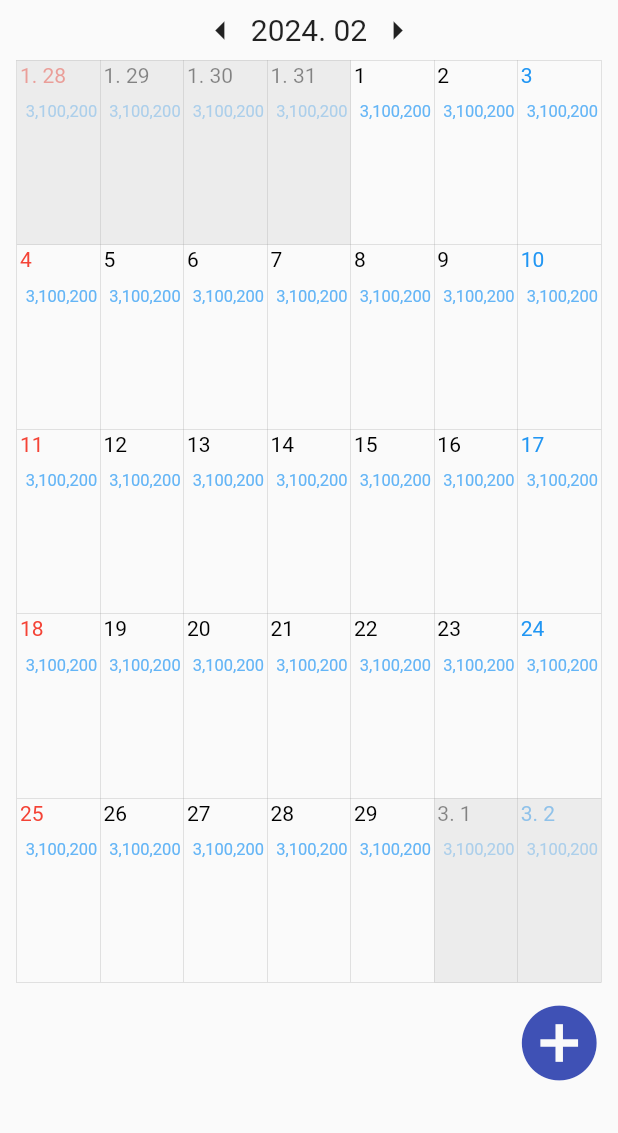
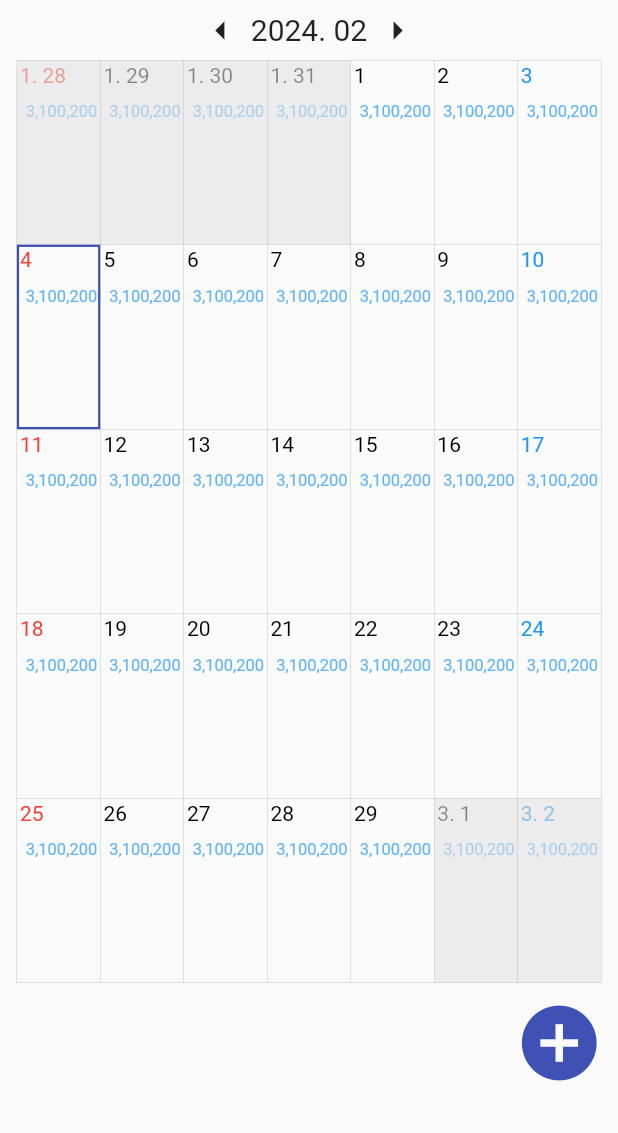
Before and after one commit to kanggo1111/hair_designer_sales_manage, a Flutter app: the screen it shows after launch, on a phone screen of 412 x 824 dp, the part 103-1236 px from its top. Run offline on Flutter 3.47's test engine with Material 3 defaults, Android fonts, the phone set to English and light mode, and no system bars; our stand-ins replace currency_text_input_formatter; missing offline and left inert: back_button_interceptor.

Commit message:
add gesture detector for one cell of calendar
Details:
add gesture detector for one cell of calendar

TODO:
develope to show list of the day
.

```diff
--- a/lib/my_widget/my_calendar/my_calendar.dart
+++ b/lib/my_widget/my_calendar/my_calendar.dart
@@ -139,7 +139,8 @@ class _MyCalendarState extends State<MyCalendar> {
                           padding: EdgeInsets.all(10),
                           onPressed: () {
                             // widget._navigatorKey.currentState?.pushNamed('/B');
-                            Navigator.of(context).push(MaterialPageRoute(builder: (context) => ItemOneDay(now)));
+                            Navigator.of(context).push(MaterialPageRoute(
+                                builder: (context) => ItemOneDay(now)));
                             //showMainItemAlert(context, DateTime.now());
                           },
                           icon: Icon(
@@ -235,9 +236,16 @@ class CalendarCell extends StatefulWidget {
 class _CalendarCellState extends State<CalendarCell> {
   @override
   Widget build(BuildContext context) {
-    return Stack(
-        children: getCellContent(
-            widget.dayOfCell, widget.now.year, widget.now.month, widget.color));
+    return GestureDetector(
+      onTap: () {
+        Navigator.of(context).push(MaterialPageRoute(
+            builder: (context) => ItemOneDay(DateTime(
+                widget.now.year, widget.now.month, widget.dayOfCell))));
+      },
+      child: Stack(
+          children: getCellContent(widget.dayOfCell, widget.now.year,
+              widget.now.month, widget.color)),
+    );
   }
 }
 
@@ -245,9 +253,15 @@ List<Widget> getCellContent(int dayOfCell, int year, int month, Color color) {
   int lastDayOfCurrentMonth = DateTime(year, month + 1, 0).day;
   List<Widget> textList = [];
   List<Widget> returnList = [];
-  Container shadowContainer = Container(color: Colors.grey.withOpacity(0.15));
   bool isNeedShadow = true;
   Color incomeTextColor = Colors.blue[300]!;
+
+  Container notThisMonthShadowContainer =
+      Container(color: Colors.grey.withOpacity(0.15));
+  Container todayShadowContainer = Container(
+    decoration: BoxDecoration(
+        border: Border.all(color: Colors.indigo, width: cellBorderWidth*15)),
+  );
 
   if (dayOfCell > 0 && dayOfCell <= lastDayOfCurrentMonth) {
     textList.add(Text(dayOfCell.toString(), style: TextStyle(color: color)));
@@ -299,6 +313,8 @@ List<Widget> getCellContent(int dayOfCell, int year, int month, Color color) {
             )),
           ],
         )),
-    if (isNeedShadow) shadowContainer
+    if (isNeedShadow) notThisMonthShadowContainer,
+    if (dayOfCell == int.parse(DateFormat('dd').format(DateTime.now())))
+      todayShadowContainer,
   ];
 }
```
Also changed, not shown: 1 other file.
